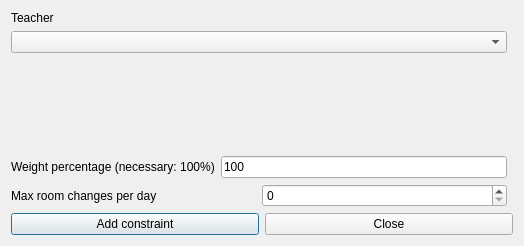
First picture: the form in fet/src/interface/addconstraintteachermaxroomchangesperdayform_template.ui, repository vonmecheln/fet, before the edit.
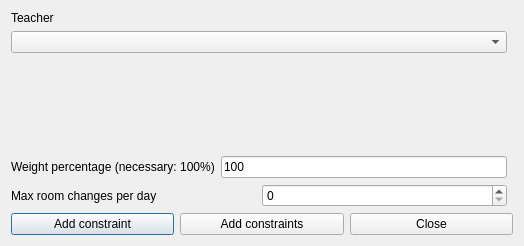
Second picture: the form after the edit.

Diff of the .ui file:
```diff
--- a/fet/src/interface/addconstraintteachermaxroomchangesperdayform_template.ui
+++ b/fet/src/interface/addconstraintteachermaxroomchangesperdayform_template.ui
@@ -23,6 +23,13 @@
        </property>
       </widget>
      </item>
+     <item>
+      <widget class="QPushButton" name="addConstraintsPushButton">
+       <property name="text">
+        <string>Add constraints</string>
+       </property>
+      </widget>
+     </item>
      <item>
       <widget class="QPushButton" name="closePushButton">
        <property name="text">
```
